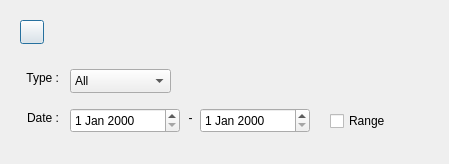
The window that historydialog_search.ui (oyxong123/Yx_RoutineTracker) describes before a commit, drawn with Qt 5.
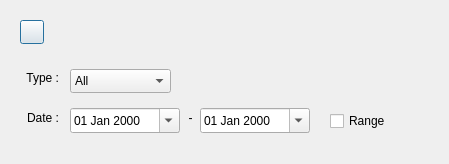
The same window after the commit. Icons and pictures are not drawn.

Commit message: Retweak format to easier on eyes version

Diff of the .ui file:
```diff
--- a/historydialog_search.ui
+++ b/historydialog_search.ui
@@ -114,6 +114,15 @@
      <height>25</height>
     </rect>
    </property>
+   <property name="readOnly">
+    <bool>false</bool>
+   </property>
+   <property name="displayFormat">
+    <string>dd MMM yyyy</string>
+   </property>
+   <property name="calendarPopup">
+    <bool>true</bool>
+   </property>
   </widget>
   <widget class="QLabel" name="lblDate">
    <property name="geometry">
@@ -140,6 +149,15 @@
      <height>25</height>
     </rect>
    </property>
+   <property name="readOnly">
+    <bool>false</bool>
+   </property>
+   <property name="displayFormat">
+    <string>dd MMM yyyy</string>
+   </property>
+   <property name="calendarPopup">
+    <bool>true</bool>
+   </property>
   </widget>
   <widget class="QLabel" name="lblDash">
    <property name="geometry">
```
The commit also changes 3 other files.
